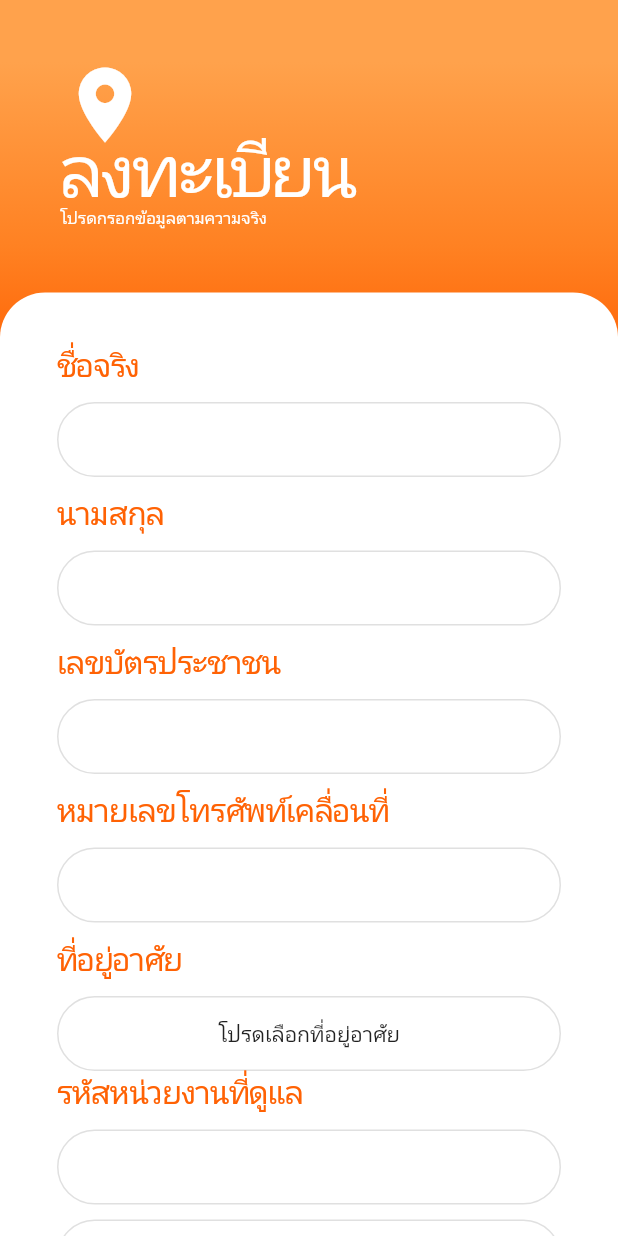
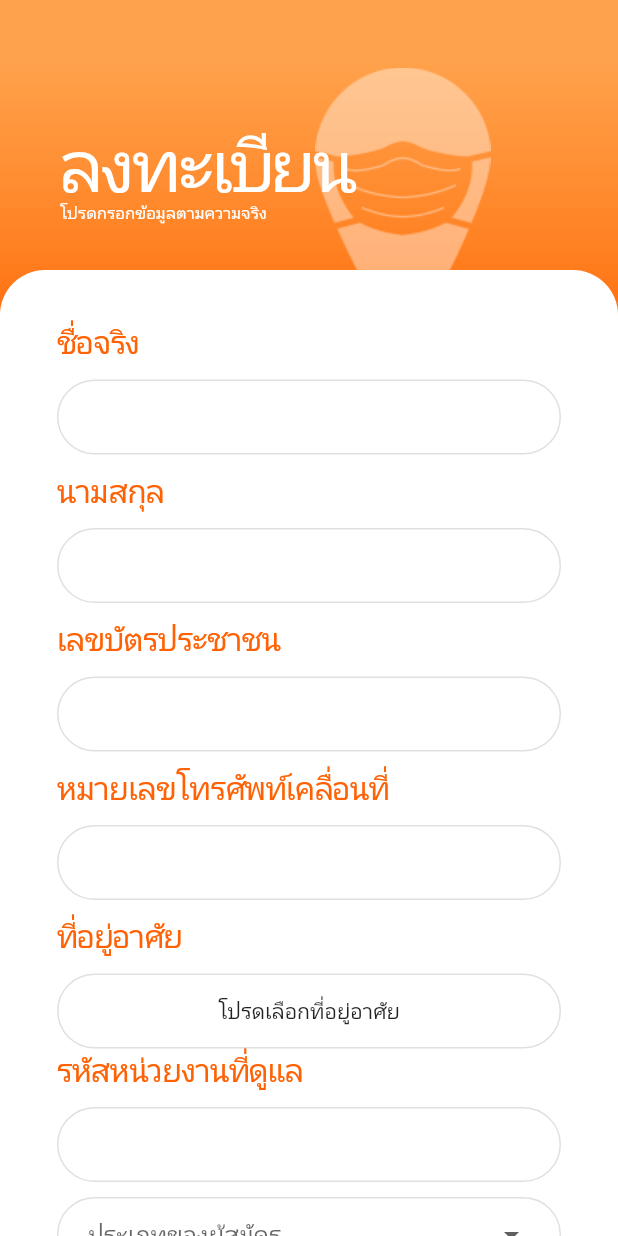
Before and after one commit to 9ine2543/quarantine_tracker, a Flutter app: the screen it shows after launch, on a phone screen of 412 x 824 dp. Run offline on Flutter 3.47's test engine with Material 2 defaults, Android fonts, the phone set to English and light mode, and no system bars; our stand-ins replace geolocator, google_maps_flutter, shared_preferences, sqflite; missing offline and left inert: background_location, mqtt_client; accounts and stored records are empty.

Commit message:
fixed register feature

```diff
--- a/lib/pages/RegisterQuarantine.dart
+++ b/lib/pages/RegisterQuarantine.dart
@@ -22,6 +22,7 @@ class _RegisterQuarantineState extends State<RegisterQuarantine> {
   Position _currentPosition;
   Geolocator geolocator = Geolocator()..forceAndroidLocationManager;
   String _title = 'โปรดเลือกที่อยู่อาศัย';
+  double homelat,homelng;
   @override
   void initState() {
     super.initState();
@@ -34,6 +35,8 @@ class _RegisterQuarantineState extends State<RegisterQuarantine> {
 
     if(information[0] != null){
       _title = 'ระบบเก็บที่อยู่ของคุณเรียบร้อยแล้ว';
+      homelat = information[0];
+      homelng = information[1];
     }
 
   }
@@ -80,9 +83,7 @@ class _RegisterQuarantineState extends State<RegisterQuarantine> {
         child: ListView(
           children: <Widget>[
             RegisterHeading(),
-            SizedBox(
-              height: 15,
-            ),
+
             Container(
               width: MediaQuery.of(context).size.width,
               height: boxHeight,
@@ -390,7 +391,9 @@ class _RegisterQuarantineState extends State<RegisterQuarantine> {
                               hospital: hospital,
                               days: days,
                               lat: _currentPosition.latitude,
-                              lng: _currentPosition.longitude);
+                              lng: _currentPosition.longitude,
+                              home_lat: homelat,
+                              home_lng: homelng);
                           saveToSharedPreferences(
                               citizenId: citizenId,
                               name: name,
@@ -399,9 +402,10 @@ class _RegisterQuarantineState extends State<RegisterQuarantine> {
                               organization: organization,
                               days: days,
                               lat: _currentPosition.latitude,
-                              lng: _currentPosition.longitude);
+                              lng: _currentPosition.longitude,
+                              home_lat: homelat,
+                              home_lng: homelng);
 
-                          print(_currentPosition);
                           Navigator.pushNamed(context, '/');
                         },
                         child: Text(
--- a/lib/widgets/register/heading.dart
+++ b/lib/widgets/register/heading.dart
@@ -4,33 +4,34 @@ class RegisterHeading extends StatelessWidget {
   @override
   Widget build(BuildContext context) {
     return Container(
-      padding: EdgeInsets.only(top: 40, left: 40, bottom: 20),
+      padding: EdgeInsets.only(top: 40, left: 40,),
       width: MediaQuery.of(context).size.width,
       height: 180,
       child: Stack(
         children: <Widget>[
-          Row(
-            children: <Widget>[
-              Icon(
-                Icons.location_on,
-                size: 60,
-                color: Colors.white,
-              )
-            ],
-          ),
           Positioned(
-            bottom: 15,
+            bottom: 38,
             child: Text(
               'ลงทะเบียน',
               style: TextStyle(fontSize: 48, color: Colors.white, letterSpacing: -2),
             ),
           ),
           Positioned(
-              bottom: 8,
+              bottom: 31,
               child: Text(
                 'โปรดกรอกข้อมูลตามความจริง',
                 style: TextStyle(fontSize: 11, color: Colors.white),
-              ))
+              )),
+          Positioned(
+            top: 5,
+            left: 170,
+            child: Transform.scale(
+              scale: 1,
+              child: Image.asset(
+                'assets/logo/logo.png',
+                ),
+              )
+          )
         ],
       ),
     );
```
Also changed, not shown: lib/services/registration.dart (+13 -5 lines).
